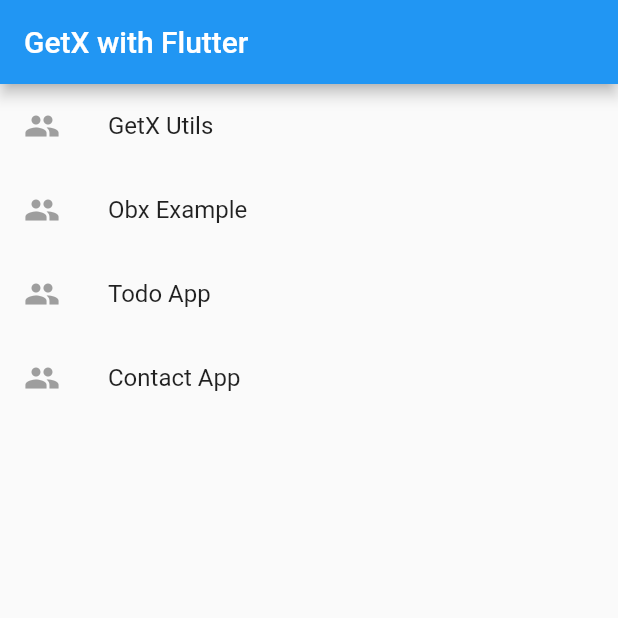
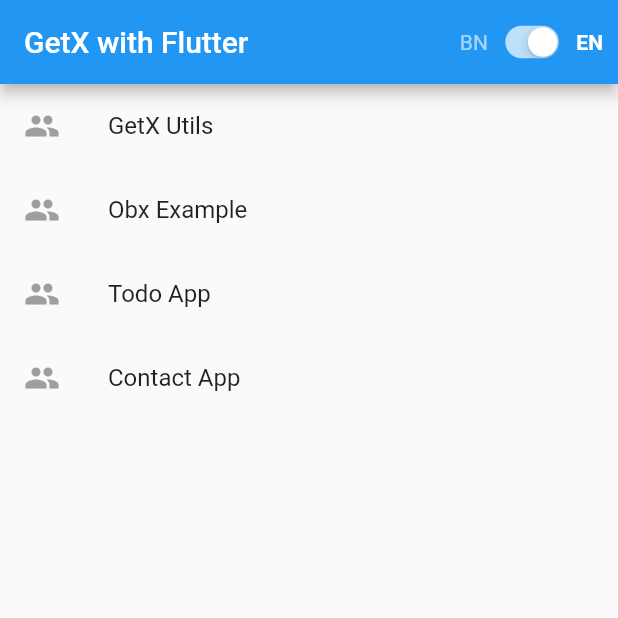
Before and after one commit to CPAD-Gazipur/GetX-with-Flutter, a Flutter app: the screen it shows after launch, on a phone screen of 412 x 824 dp, the top half of it. Run offline on Flutter 3.47's test engine with Material 2 defaults, Android fonts, the phone set to English and light mode, and no system bars; our stand-ins replace get.

Commit message:
GetX Flutter - Localization Added (English, Bangla Language)

```diff
--- a/lib/getx_example/obx_example.dart
+++ b/lib/getx_example/obx_example.dart
@@ -18,7 +18,7 @@
   Widget build(BuildContext context) {
     return Scaffold(
       appBar: AppBar(
-        title: const Text('Obx Example'),
+        title: Text('obx_example'.tr),
       ),
       body: Center(
         child: Column(
@@ -28,7 +28,7 @@
           children: [
             Obx(
               () => Text(
-                'Number: $value',
+                'number'.tr + value.toString(),
                 style: const TextStyle(
                   fontWeight: FontWeight.bold,
                   fontSize: 24,
--- a/lib/main.dart
+++ b/lib/main.dart
@@ -4,6 +4,7 @@
 import 'package:getx_with_flutter/getx_example/obx_example.dart';
 import 'package:getx_with_flutter/getx_example/todo_example.dart';
 import 'package:getx_with_flutter/getx_utils/getx_utils.dart';
+import 'package:getx_with_flutter/utils/localization_page.dart';
 import 'ui/home_screen.dart';
 
 void main() {
@@ -15,6 +16,9 @@
   @override
   Widget build(BuildContext context) {
     return GetMaterialApp(
+      locale: LocalizationService.locale,
+      fallbackLocale: LocalizationService.fallBackLocale,
+      translations: LocalizationService(),
       debugShowCheckedModeBanner: false,
       getPages: [
         GetPage(name: '/', page: () => const HomeScreen()),
--- /dev/null
+++ b/lib/translations/bn_BD.dart
@@ -0,0 +1,42 @@
+
+const Map<String, String> bn = {
+  'title': 'ফ্লাটারে GetX',
+  'get_x_utils': 'GetX Utils',
+  'obx_example': 'Obx উদাহরণ',
+  'todo_app': 'টোডো অ্যাপ',
+  'contact_app': 'যোগাযোগ অ্যাপ',
+  'utility_title': 'GetX এর ইউটিলিটি ফাংশন',
+  'get_x_snack_bar': 'GetX-এ স্ন্যাকবার',
+  'snack_bar': 'বাহ, স্ন্যাকবার কাজ করছে...',
+  'success': 'সফলতা',
+  'get_x_dialog': 'GetX-এ ডায়ালগ',
+  'flutter_get_x_dialog': 'GetX-এ ফ্লটার ডায়ালগ',
+  'done': 'সম্পন্ন',
+  'get_x_bottom_sheet': 'GetX-এ বটমশিট',
+  'close': 'বন্ধ',
+  'number': 'সংখ্যা: ',
+  'task': 'টাস্ক: ',
+  'delete_item': 'আপনি আইটেম মুছে ফেলার বিষয়ে নিশ্চিত ?',
+  'yes': 'হ্যাঁ',
+  'no': 'না',
+  'item_name': 'আইটেম নাম',
+  'waring': 'সতর্কতা',
+  'item_required': 'আইটেম নাম প্রয়োজন!',
+  'add_item': 'আইটেম যোগ করুন',
+  'contact_list': 'যোগাযোগ তালিকা',
+  'contact_details': 'যোগাযোগের ঠিকানা',
+  'name': 'নাম: ',
+  'email': 'ইমেইল: ',
+  'phone_number': 'ফোন নম্বর: ',
+  'delete_contact': 'পরিচিতি মুছুন',
+  'add_contact': 'পরিচিতি যোগ করুন',
+  'name_require': 'নাম আবশ্যক',
+  'name_': 'নাম',
+  'phone_require': 'ফোন নম্বর প্রয়োজন',
+  'phone_require_11_digit': 'ফোন নম্বর 11 সংখ্যার হতে হবে',
+  'phone': 'ফোন নম্বর',
+  'email_require': 'ইমেল প্রয়োজন',
+  'valid_email_require': 'বৈধ ইমেইল ব্যবহার করুন',
+  'email_address': 'ইমেইল ঠিকানা',
+  'add': 'যোগ করুন',
+};
--- /dev/null
+++ b/lib/translations/en_US.dart
@@ -0,0 +1,45 @@
+
+const Map<String, String> en = {
+  'title': 'GetX with Flutter',
+  'get_x_utils': 'GetX Utils',
+  'obx_example': 'Obx Example',
+  'todo_app': 'Todo App',
+  'contact_app': 'Contact App',
+  'utility_title': 'Utility Functions of GetX',
+  'get_x_snack_bar': 'SnackBar in GetX',
+  'snack_bar': 'Wow, SnackBar working...',
+  'success': 'Success',
+  'get_x_dialog': 'Dialog in GetX',
+  'flutter_get_x_dialog': 'Flutter Dialog in GetX',
+  'done': 'Done',
+  'get_x_bottom_sheet': 'BottomSheet in GetX',
+  'close': 'Close',
+  'number': 'Number: ',
+  'task': 'Task: ',
+  'delete_item': 'Are you sure to delete item ?',
+  'yes': 'Yes',
+  'no': 'No',
+  'item_name': 'Item name',
+  'waring': 'Warning',
+  'item_required': 'Item name required !',
+  'add_item': 'ADD ITEM',
+  'contact_list': 'Contact List',
+  'contact_details': 'Contact Details',
+  'name': 'Name: ',
+  'email': 'Email: ',
+  'phone_number': 'Phone Number: ',
+  'delete_contact': 'Delete Contact',
+  'add_contact': 'Add Contact',
+
+  'name_require': 'Name is required',
+  'name_': 'Name',
+  'phone_require': 'Phone number is required',
+  'phone_require_11_digit': 'Phone number must be 11 digit',
+  'phone': 'Phone number',
+  'email_require': 'Email is required',
+  'valid_email_require': 'Please use valid email',
+  'email_address': 'Email address',
+  'add': 'Add',
+
+
+};
--- a/lib/ui/home_screen.dart
+++ b/lib/ui/home_screen.dart
@@ -1,17 +1,66 @@
+import 'package:flutter/cupertino.dart';
 import 'package:flutter/material.dart';
 import 'package:get/get.dart';
-import 'package:getx_with_flutter/getx_example/obx_example.dart';
-import 'package:getx_with_flutter/getx_example/todo_example.dart';
-import 'package:getx_with_flutter/getx_utils/getx_utils.dart';
+import '../utils/localization_page.dart';
+import '../utils/app_credentials.dart';
 
-class HomeScreen extends StatelessWidget {
+class HomeScreen extends StatefulWidget {
   const HomeScreen({Key? key}) : super(key: key);
+
+  @override
+  State<HomeScreen> createState() => _HomeScreenState();
+}
+
+class _HomeScreenState extends State<HomeScreen> {
+  bool isEnglish = true;
 
   @override
   Widget build(BuildContext context) {
     return Scaffold(
       appBar: AppBar(
-        title: const Text('GetX with Flutter'),
+        title: Text('title'.tr),
+        actions: [
+          Center(
+            child: Text(
+              'BN',
+              style: TextStyle(
+                fontWeight: isEnglish ? FontWeight.normal : FontWeight.bold,
+                color: isEnglish ? Colors.white60 : Colors.white,
+              ),
+            ),
+          ),
+          Transform.scale(
+            scale: 0.7,
+            child: CupertinoSwitch(
+              activeColor: Colors.white70,
+              trackColor: Colors.black26,
+              thumbColor: Colors.white,
+              value: isEnglish,
+              onChanged: (value) {
+                setState(() {
+                  isEnglish = value;
+                  if(isEnglish){
+                    LocalizationService().changeLocale(englishLanguage);
+                  }
+                  else{
+                    LocalizationService().changeLocale(bengaliLanguage);
+                  }
+                });
+              },
+            ),
+          ),
+          Center(
+              child: Text(
+            'EN',
+            style: TextStyle(
+              fontWeight: isEnglish? FontWeight.bold : FontWeight.normal,
+              color: isEnglish ? Colors.white : Colors.white60,
+            ),
+          )),
+          const SizedBox(
+            width: 10,
+          ),
+        ],
       ),
       body: Column(
         children: [
@@ -20,8 +69,7 @@
               Icons.people,
               color: Colors.grey,
             ),
-
-            title: const Text('GetX Utils'),
+            title: Text('get_x_utils'.tr),
             onTap: () {
               // Manual Page Routing
               // Navigator.of(context).push(MaterialPageRoute(builder: (context)=> const GetXUtilsImplementation()));
@@ -38,7 +86,7 @@
               Icons.people,
               color: Colors.grey,
             ),
-            title: const Text('Obx Example'),
+            title: Text('obx_example'.tr),
             onTap: () {
               // GetX Page Routing with Animation
               //Get.to(() => ObxExample(),curve: Curves.ease,duration: const Duration(milliseconds: 1000));
@@ -52,7 +100,7 @@
               Icons.people,
               color: Colors.grey,
             ),
-            title: const Text('Todo App'),
+            title: Text('todo_app'.tr),
             onTap: () {
               // GetX Page Routing
               //Get.to(() => const TodoApp());
@@ -66,7 +114,7 @@
               Icons.people,
               color: Colors.grey,
             ),
-            title: const Text('Contact App'),
+            title: Text('contact_app'.tr),
             onTap: () {
               // GetX Page Routing
               //Get.to(() => const TodoApp());
@@ -75,7 +123,6 @@
               Get.toNamed('/contactApp');
             },
           ),
-
         ],
       ),
     );
--- /dev/null
+++ b/lib/utils/app_credentials.dart
@@ -0,0 +1,3 @@
+
+const String englishLanguage = 'English';
+const String bengaliLanguage = 'Bengali';
--- /dev/null
+++ b/lib/utils/localization_page.dart
@@ -0,0 +1,42 @@
+import 'package:flutter/material.dart';
+import 'package:get/get.dart';
+import '../translations/en_US.dart';
+import '../translations/bn_BD.dart';
+import 'app_credentials.dart';
+
+class LocalizationService extends Translations {
+  static const locale = Locale('en', 'US');
+  static const fallBackLocale = Locale('bn', 'BD');
+
+  static final languages = [
+    englishLanguage,
+    bengaliLanguage,
+  ];
+
+  static final locales = [
+    const Locale('en', 'US'),
+    const Locale('bn', 'BD'),
+  ];
+
+  @override
+  // TODO: implement keys
+  Map<String, Map<String, String>> get keys => {
+        'en_US': en,
+        'bn_BD': bn,
+      };
+
+  void changeLocale(String language) {
+    final locale = _getLocaleFromLanguage(language);
+    Get.updateLocale(locale);
+  }
+
+  Locale _getLocaleFromLanguage(String language) {
+
+    for (int i = 0; i < languages.length; i++) {
+      if (language == languages[i]) {
+        return locales[i];
+      }
+    }
+    return Get.locale!;
+  }
+}
```
Also changed, not shown: lib/getx_example/contact_app/add_contact.dart (+18 -18 lines), lib/getx_example/contact_app/contact_app.dart (+16 -14 lines), lib/getx_example/todo_example.dart (+14 -14 lines), lib/getx_utils/getx_utils.dart (+10 -10 lines).
